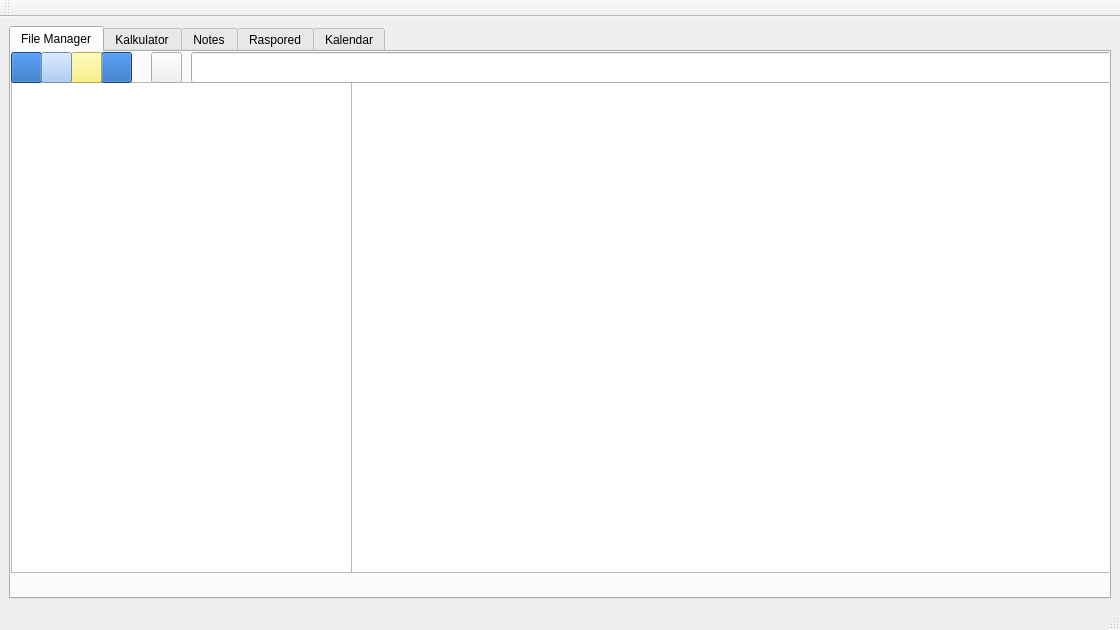
Before: the Qt Designer form mainwindow.ui in milalukic/matfHub, drawn with Qt 5.
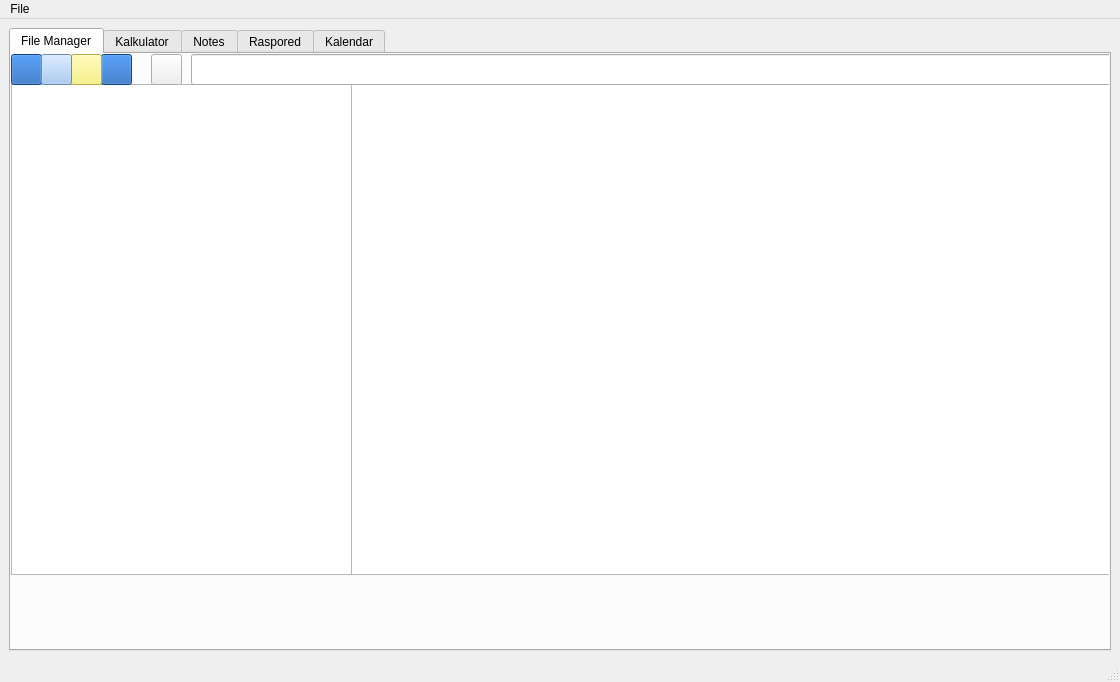
After: the same form once the commit is applied. Icons and pictures are not drawn.

Commit message: Dodata opcija promene hub foldera, promenjeno pravljenje novog unutar menadzera

What changed in the file:
```diff
--- a/mainwindow.ui
+++ b/mainwindow.ui
@@ -7,7 +7,7 @@
     <x>0</x>
     <y>0</y>
     <width>1120</width>
-    <height>630</height>
+    <height>682</height>
    </rect>
   </property>
   <property name="minimumSize">
@@ -1958,7 +1958,8 @@
     </item>
    </layout>
   </widget>
-  <widget class="QMenuBar" name="menubar">
+  <widget class="QStatusBar" name="statusbar"/>
+  <widget class="QMenuBar" name="menuBar">
    <property name="geometry">
     <rect>
      <x>0</x>
@@ -1967,19 +1968,29 @@
      <height>22</height>
     </rect>
    </property>
+   <widget class="QMenu" name="menuFile">
+    <property name="title">
+     <string>File</string>
+    </property>
+    <addaction name="separator"/>
+    <addaction name="actionExit"/>
+    <addaction name="actionChangeHubLocation"/>
+   </widget>
+   <addaction name="menuFile"/>
   </widget>
-  <widget class="QStatusBar" name="statusbar"/>
-  <widget class="QToolBar" name="toolBar">
-   <property name="windowTitle">
-    <string>toolBar</string>
+  <action name="actionExit">
+   <property name="text">
+    <string>Exit</string>
    </property>
-   <attribute name="toolBarArea">
-    <enum>TopToolBarArea</enum>
-   </attribute>
-   <attribute name="toolBarBreak">
-    <bool>false</bool>
-   </attribute>
-  </widget>
+  </action>
+  <action name="actionChangeHubLocation">
+   <property name="text">
+    <string>Change Hub Location</string>
+   </property>
+   <property name="toolTip">
+    <string>Change Hub Location</string>
+   </property>
+  </action>
  </widget>
  <resources/>
  <connections/>
```
Left out of the diff: 8 changed lines with no effect on the pictures. The commit also changes 2 other files.
